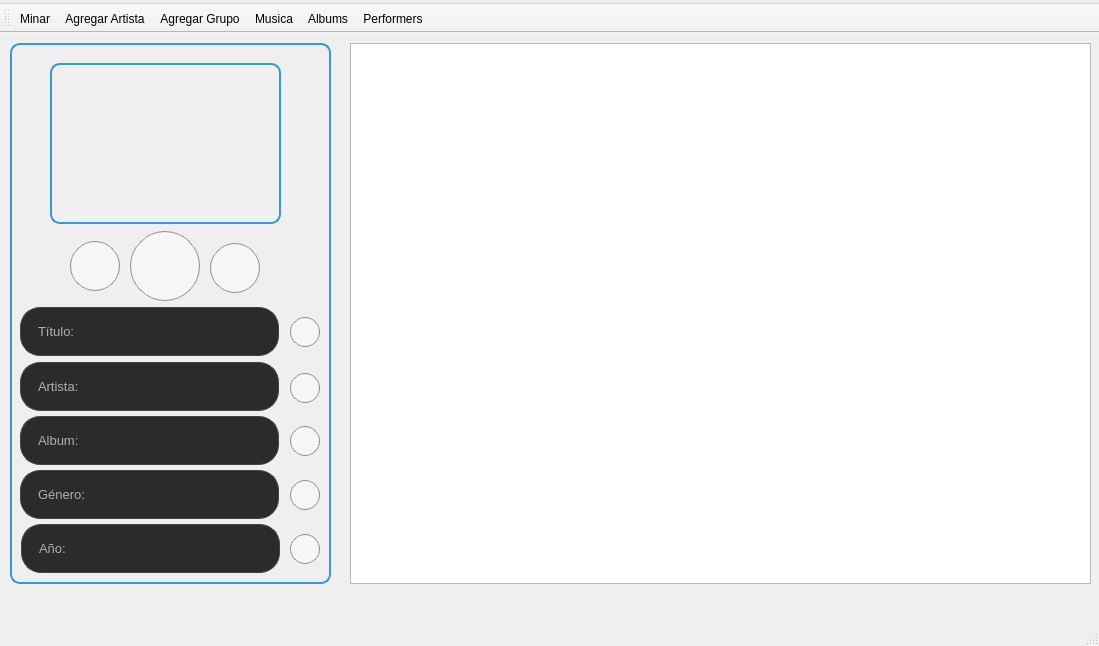
First picture: the form in src/mainwindow.ui, repository Ana-Luisa-GF/MyP-reproductorMP3-Ana-Luisa-GF, before the edit.
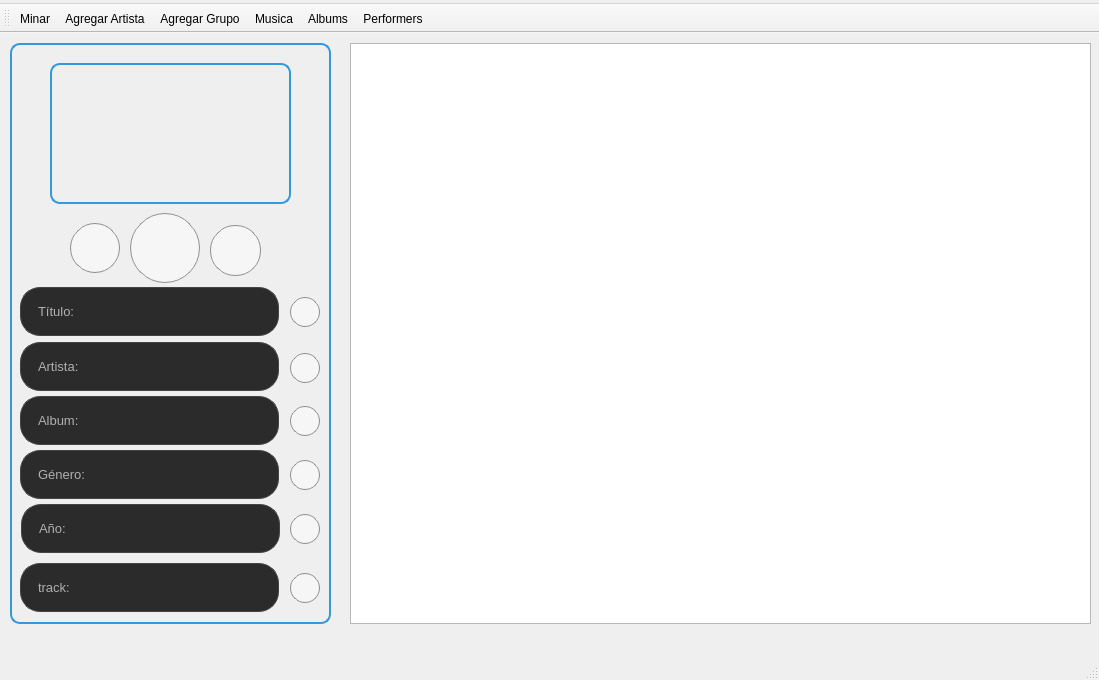
Second picture: the form after the edit. Icons and pictures are not drawn.

```diff
--- a/src/mainwindow.ui
+++ b/src/mainwindow.ui
@@ -7,7 +7,7 @@
     <x>0</x>
     <y>0</y>
     <width>1099</width>
-    <height>646</height>
+    <height>680</height>
    </rect>
   </property>
   <property name="windowTitle">
@@ -27,7 +27,7 @@
       <x>10</x>
       <y>10</y>
       <width>321</width>
-      <height>541</height>
+      <height>581</height>
      </rect>
     </property>
     <property name="styleSheet">
@@ -46,8 +46,8 @@
       <rect>
        <x>40</x>
        <y>20</y>
-       <width>231</width>
-       <height>161</height>
+       <width>241</width>
+       <height>141</height>
       </rect>
      </property>
      <property name="styleSheet">
@@ -62,7 +62,7 @@
      <property name="geometry">
       <rect>
        <x>120</x>
-       <y>188</y>
+       <y>170</y>
        <width>70</width>
        <height>70</height>
       </rect>
@@ -114,7 +114,7 @@
      <property name="geometry">
       <rect>
        <x>60</x>
-       <y>198</y>
+       <y>180</y>
        <width>50</width>
        <height>50</height>
       </rect>
@@ -155,9 +155,9 @@
      <property name="geometry">
       <rect>
        <x>200</x>
-       <y>200</y>
-       <width>50</width>
-       <height>50</height>
+       <y>182</y>
+       <width>51</width>
+       <height>51</height>
       </rect>
      </property>
      <property name="styleSheet">
@@ -196,7 +196,7 @@
      <property name="geometry">
       <rect>
        <x>10</x>
-       <y>264</y>
+       <y>244</y>
        <width>259</width>
        <height>49</height>
       </rect>
@@ -218,7 +218,7 @@
      <property name="geometry">
       <rect>
        <x>10</x>
-       <y>319</y>
+       <y>299</y>
        <width>259</width>
        <height>49</height>
       </rect>
@@ -240,7 +240,7 @@
      <property name="geometry">
       <rect>
        <x>10</x>
-       <y>427</y>
+       <y>407</y>
        <width>259</width>
        <height>49</height>
       </rect>
@@ -262,7 +262,7 @@
      <property name="geometry">
       <rect>
        <x>10</x>
-       <y>373</y>
+       <y>353</y>
        <width>259</width>
        <height>49</height>
       </rect>
@@ -284,7 +284,7 @@
      <property name="geometry">
       <rect>
        <x>280</x>
-       <y>330</y>
+       <y>310</y>
        <width>30</width>
        <height>30</height>
       </rect>
@@ -328,7 +328,7 @@
      <property name="geometry">
       <rect>
        <x>280</x>
-       <y>383</y>
+       <y>363</y>
        <width>30</width>
        <height>30</height>
       </rect>
@@ -372,7 +372,7 @@
      <property name="geometry">
       <rect>
        <x>280</x>
-       <y>437</y>
+       <y>417</y>
        <width>30</width>
        <height>30</height>
       </rect>
@@ -416,7 +416,7 @@
      <property name="geometry">
       <rect>
        <x>280</x>
-       <y>491</y>
+       <y>471</y>
        <width>30</width>
        <height>30</height>
       </rect>
@@ -460,7 +460,7 @@
      <property name="geometry">
       <rect>
        <x>11</x>
-       <y>481</y>
+       <y>461</y>
        <width>259</width>
        <height>49</height>
       </rect>
@@ -482,7 +482,73 @@
      <property name="geometry">
       <rect>
        <x>280</x>
-       <y>274</y>
+       <y>254</y>
+       <width>30</width>
+       <height>30</height>
+      </rect>
+     </property>
+     <property name="styleSheet">
+      <string notr="true">QPushButton {
+    border-radius: 15px;
+	border: 1px solid #8f8f91;
+	background-color: #f6f6f6;
+	padding: 5px; 
+}
+
+QPushButton:hover {
+    background-color: #2980b9;
+}
+
+QPushButton:pressed {
+    background-color: #1f618d;
+    padding-top: 8px; 
+    padding-left: 8px; 
+}</string>
+     </property>
+     <property name="text">
+      <string/>
+     </property>
+     <property name="icon">
+      <iconset resource="../iconos.qrc">
+       <normaloff>:/iconos/boligrafo.png</normaloff>:/iconos/boligrafo.png</iconset>
+     </property>
+     <property name="iconSize">
+      <size>
+       <width>29</width>
+       <height>29</height>
+      </size>
+     </property>
+     <property name="checkable">
+      <bool>true</bool>
+     </property>
+    </widget>
+    <widget class="QLabel" name="caja_track">
+     <property name="geometry">
+      <rect>
+       <x>10</x>
+       <y>520</y>
+       <width>259</width>
+       <height>49</height>
+      </rect>
+     </property>
+     <property name="styleSheet">
+      <string notr="true">QLabel {
+    background-color: #2b2b2b;
+    border: 1px solid #444444;
+    border-radius: 20px;
+    padding-left: 14px;
+    color: #ffffff;
+}</string>
+     </property>
+     <property name="text">
+      <string>&lt;html&gt;&lt;head/&gt;&lt;body&gt;&lt;p&gt;&lt;span style=&quot; font-size:10pt; color:#b0b0b0;&quot;&gt;track: &lt;/span&gt;&lt;/p&gt;&lt;/body&gt;&lt;/html&gt;</string>
+     </property>
+    </widget>
+    <widget class="QPushButton" name="editButton_track">
+     <property name="geometry">
+      <rect>
+       <x>280</x>
+       <y>530</y>
        <width>30</width>
        <height>30</height>
       </rect>
@@ -529,7 +595,7 @@
       <x>350</x>
       <y>10</y>
       <width>741</width>
-      <height>541</height>
+      <height>581</height>
      </rect>
     </property>
    </widget>
```
